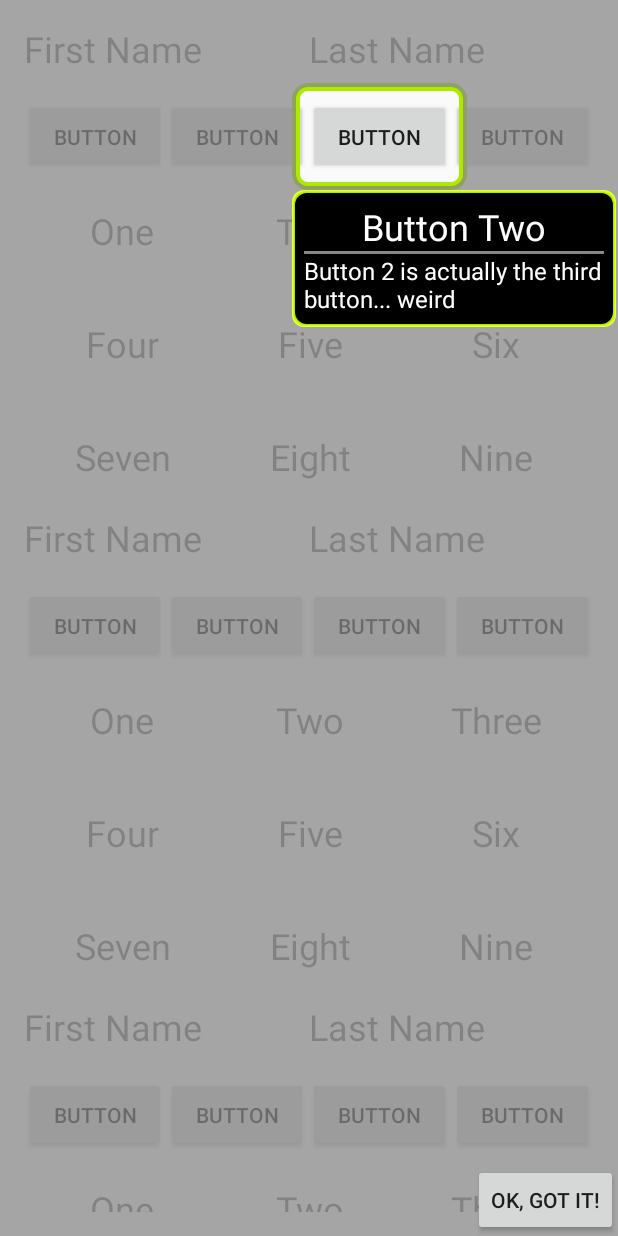
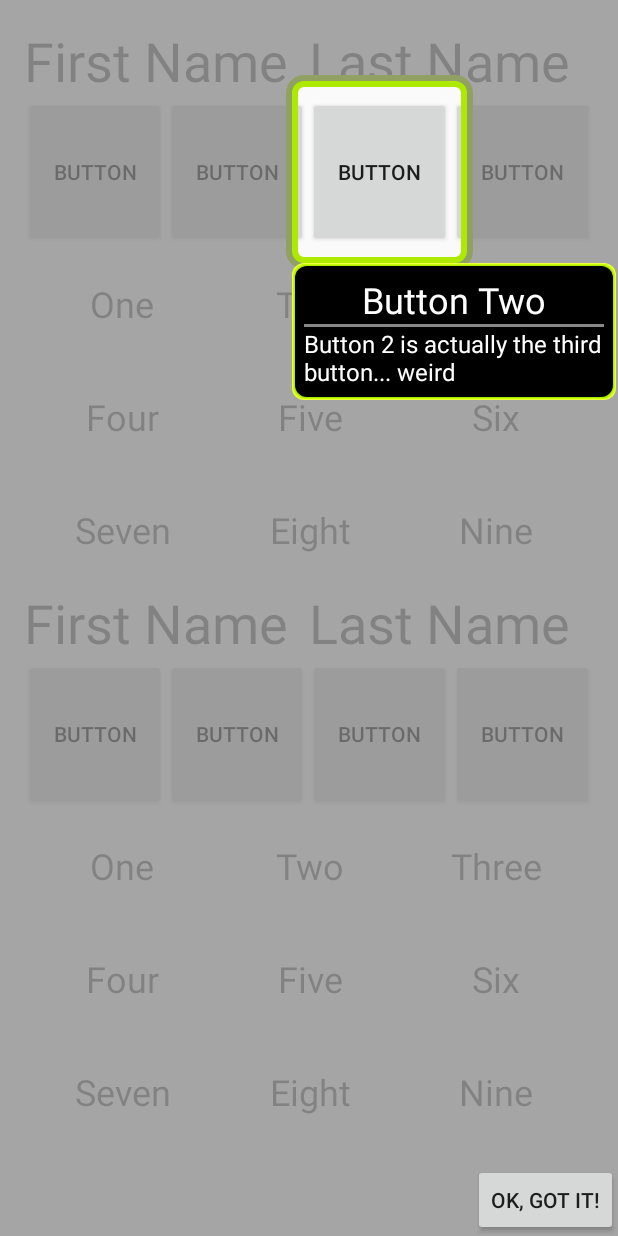
Before and after one commit to Lowe5521/PepperLeg, an Android app: the screen it shows after launch (ExampleActivity), after a tap on "OK, GOT IT!", on a phone screen of 412 x 824 dp. Run offline under Robolectric (Android 15) with nearby library versions, the phone set to English and light mode, and no system bars.

Commit message:
- Minor refactor

```diff
--- a/pepperleg/src/main/java/com/jonkoester/pepperleg/PepperLegOverlay.java
+++ b/pepperleg/src/main/java/com/jonkoester/pepperleg/PepperLegOverlay.java
@@ -20,15 +20,15 @@ public class PepperLegOverlay extends RelativeLayout {
     private Path clipPath = new Path();
     private Path highlightPath = new Path();
     private Paint highlightPaint = new Paint();
-    private boolean removeExistingPath = false;
+    private boolean shouldRemoveExistingPath = false;
     private int[] screenPos = new int[2];
     private int[] screenOffset;
     private Queue<PepperLegDataModel> pepperLegDataModelQueue;
     private PepperLegDataModel pepperLegDataModel;
     private PepperLegPopup pepperLegPopup;
 
-    private final static int CLIP_PATH_PADDING = 12;
-    private final static int HIGHLIGHT_STROKE_WIDTH = 8;
+    private final static int CLIP_PATH_PADDING = 16;
+    private final static int HIGHLIGHT_STROKE_WIDTH = 12;
     private final static int HELPER_SPACING = 16;
     private final static int CORNER_RADIUS = 12;
 
@@ -43,8 +43,6 @@ public class PepperLegOverlay extends RelativeLayout {
     public PepperLegOverlay(Context context, AttributeSet attrs, int defStyleAttr) {
         super(context, attrs, defStyleAttr);
     }
-
-    //region programmatic constructor for drawing the stuff
 
     public PepperLegOverlay(Context context, Queue<PepperLegDataModel> pepperLegDataModelQueue) {
         super(context);
@@ -73,8 +71,6 @@ public class PepperLegOverlay extends RelativeLayout {
             }
         });
     }
-
-    //endregion
 
     @Override
     protected void onDraw(Canvas canvas) {
@@ -105,23 +101,29 @@ public class PepperLegOverlay extends RelativeLayout {
 
     private void unMaskView(Canvas canvas) {
         if (pepperLegDataModel.getHighLightedView() != null) {
-            if (removeExistingPath) {
+            removeExistingPath(canvas);
+            calculateClipRect(pepperLegDataModel.getHighLightedView());
+            canvas.drawPath(highlightPath, highlightPaint);
+            canvas.clipPath(clipPath, Region.Op.DIFFERENCE);
+        }
+    }
+
+    private void removeExistingPath(Canvas canvas) {
+        if (shouldRemoveExistingPath) {
             canvas.clipPath(clipPath, Region.Op.UNION);
             clipPath.reset();
             highlightPath.reset();
-                removeExistingPath = false;
+            shouldRemoveExistingPath = false;
+        }
     }
 
+    private void calculateClipRect(View highLightedView) {
         clipRect.set(getXOffset() - CLIP_PATH_PADDING,
                 getYOffset() - CLIP_PATH_PADDING,
-                    getXOffset() + pepperLegDataModel.getHighLightedView().getWidth() + CLIP_PATH_PADDING,
-                    getYOffset() + pepperLegDataModel.getHighLightedView().getHeight() + CLIP_PATH_PADDING);
+                getXOffset() + highLightedView.getWidth() + CLIP_PATH_PADDING,
+                getYOffset() + highLightedView.getHeight() + CLIP_PATH_PADDING);
         clipPath.addRoundRect(clipRect, CORNER_RADIUS, CORNER_RADIUS, Path.Direction.CW);
         highlightPath.addRoundRect(clipRect, CORNER_RADIUS, CORNER_RADIUS, Path.Direction.CW);
-
-            canvas.drawPath(highlightPath, highlightPaint);
-            canvas.clipPath(clipPath, Region.Op.DIFFERENCE);
-        }
     }
 
     private void createAndPositionHelper() {
@@ -222,7 +224,7 @@ public class PepperLegOverlay extends RelativeLayout {
             removeView(pepperLegPopup);
             pepperLegPopup = null;
 
-            removeExistingPath = true;
+            shouldRemoveExistingPath = true;
             pepperLegDataModel = pepperLegDataModelQueue.poll();
             requestLayout();
         } else {
--- a/pepperlegexample/src/main/java/com/jonkoester/pepperlegexample/ExampleActivity.java
+++ b/pepperlegexample/src/main/java/com/jonkoester/pepperlegexample/ExampleActivity.java
@@ -23,7 +23,6 @@ public class ExampleActivity extends AppCompatActivity {
         getFragmentManager().beginTransaction()
                 .add(R.id.act_example_container1, new FragmentTop(), FragmentTop.class.getSimpleName())
                 .add(R.id.act_example_container2, new FragmentMid(), FragmentMid.class.getSimpleName())
-                .add(R.id.act_example_container3, new FragmentBot(), FragmentBot.class.getSimpleName())
                 .commit();
     }
 
--- a/pepperlegexample/src/main/java/com/jonkoester/pepperlegexample/FragmentBot.java
+++ /dev/null
@@ -1,24 +0,0 @@
-package com.jonkoester.pepperlegexample;
-
-import android.app.Fragment;
-import android.os.Bundle;
-import android.support.annotation.Nullable;
-import android.view.LayoutInflater;
-import android.view.View;
-import android.view.ViewGroup;
-
-import com.jonkoester.pepperleg.PepperLegDataModel;
-
-public class FragmentBot extends Fragment {
-    @Nullable
-    @Override
-    public View onCreateView(LayoutInflater inflater, ViewGroup container, Bundle savedInstanceState) {
-        View view = inflater.inflate(R.layout.fragment_top, container, false);
-
-        ((ExampleActivity) getActivity()).pepperQueue.add(new PepperLegDataModel(view.findViewById(R.id.first_name_tv), "First Name", "Is this thing on?", PepperLegDataModel.Direction.RIGHT, null, PepperLegDataModel.YAlignment.TOP));
-        ((ExampleActivity) getActivity()).pepperQueue.add(new PepperLegDataModel(view.findViewById(R.id.button2), "Button Two", "Button 2 is actually the third button... weird", PepperLegDataModel.Direction.BOTTOM, PepperLegDataModel.XAlignment.LEFT, null));
-        ((ExampleActivity) getActivity()).pepperQueue.add(new PepperLegDataModel(view.findViewById(R.id.tab_five_tv), "Table Middle!", "Dead center, baby!", PepperLegDataModel.Direction.TOP, PepperLegDataModel.XAlignment.CENTER, null));
-
-        return view;
-    }
-}
--- a/pepperlegexample/src/main/res/layout/activity_example.xml
+++ b/pepperlegexample/src/main/res/layout/activity_example.xml
@@ -1,6 +1,7 @@
 <?xml version="1.0" encoding="utf-8"?>
 <ScrollView xmlns:android="http://schemas.android.com/apk/res/android"
     xmlns:tools="http://schemas.android.com/tools"
+    android:id="@+id/example_scrollview"
     android:layout_width="match_parent"
     android:layout_height="match_parent"
     android:paddingBottom="@dimen/activity_vertical_margin"
@@ -24,11 +25,6 @@
             android:layout_width="match_parent"
             android:layout_height="wrap_content" />
 
-        <FrameLayout
-            android:id="@+id/act_example_container3"
-            android:layout_width="match_parent"
-            android:layout_height="wrap_content" />
-
     </LinearLayout>
 
 </ScrollView>
--- a/pepperlegexample/src/main/res/layout/fragment_top.xml
+++ b/pepperlegexample/src/main/res/layout/fragment_top.xml
@@ -11,18 +11,18 @@
         <TextView
             android:id="@+id/first_name_tv"
             android:layout_width="0dp"
-            android:layout_height="50dp"
+            android:layout_height="wrap_content"
             android:layout_weight="1"
             android:text="First Name"
-            android:textSize="24sp" />
+            android:textSize="36sp" />
 
         <TextView
             android:id="@+id/last_name_tv"
             android:layout_width="0dp"
-            android:layout_height="50dp"
+            android:layout_height="wrap_content"
             android:layout_weight="1"
             android:text="Last Name"
-            android:textSize="24sp" />
+            android:textSize="36sp" />
 
     </LinearLayout>
 
@@ -33,28 +33,28 @@
         <Button
             android:id="@+id/button0"
             android:layout_width="0dp"
-            android:layout_height="50dp"
+            android:layout_height="100dp"
             android:layout_weight="1"
             android:text="Button" />
 
         <Button
             android:id="@+id/button1"
             android:layout_width="0dp"
-            android:layout_height="50dp"
+            android:layout_height="100dp"
             android:layout_weight="1"
             android:text="Button" />
 
         <Button
             android:id="@+id/button2"
             android:layout_width="0dp"
-            android:layout_height="50dp"
+            android:layout_height="100dp"
             android:layout_weight="1"
             android:text="Button" />
 
         <Button
             android:id="@+id/button3"
             android:layout_width="0dp"
-            android:layout_height="50dp"
+            android:layout_height="100dp"
             android:layout_weight="1"
             android:text="Button" />
 
```
Lines whose indentation alone changed are shown as unchanged.
